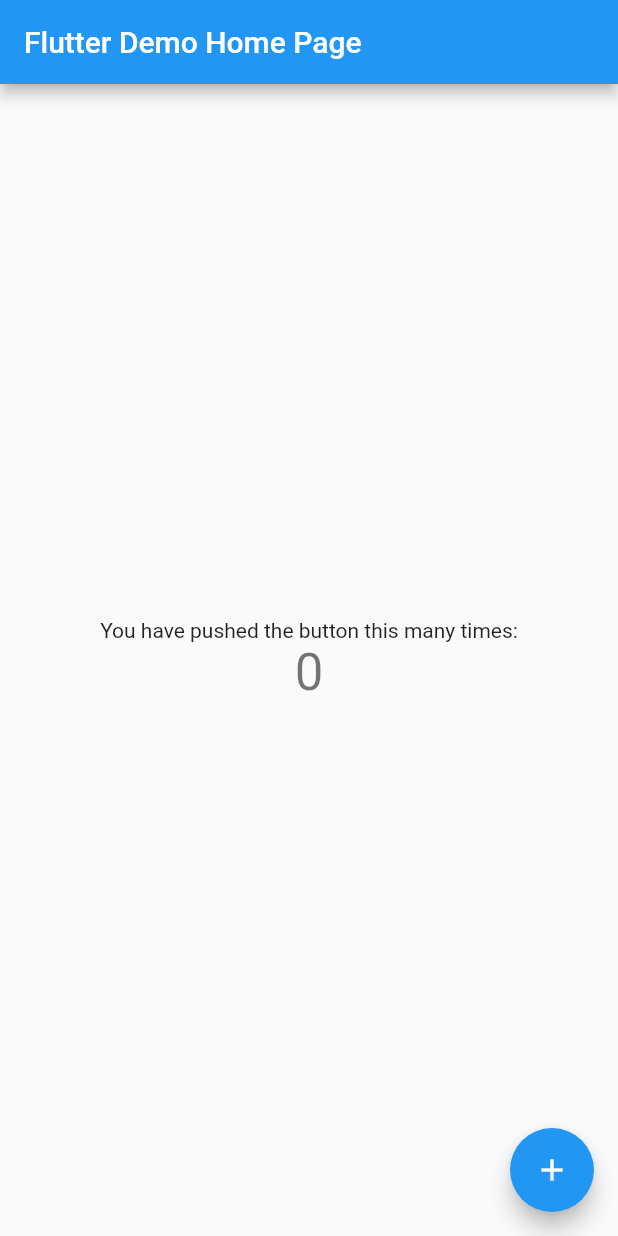
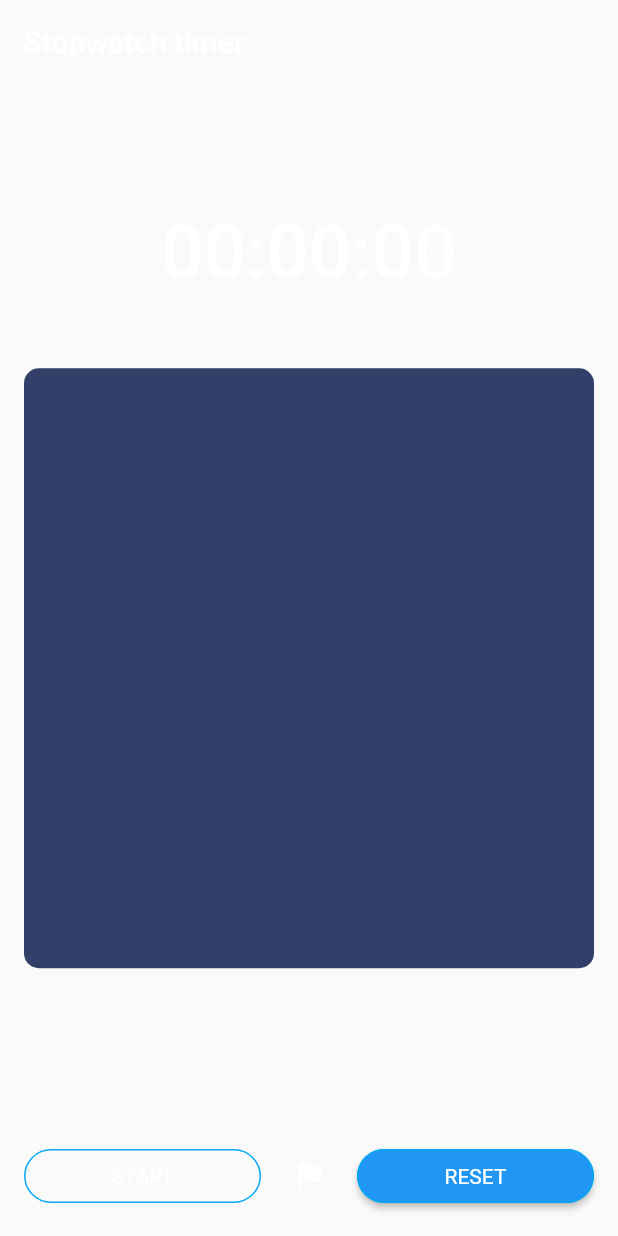
Before and after one commit to SeAliijaz/Stopwatch, a Flutter app: the screen it shows after launch, on a phone screen of 412 x 824 dp. Run offline on Flutter 3.47's test engine with Material 2 defaults, Android fonts, the phone set to English and light mode, and no system bars.

Commit message:
Stopwatch done

```diff
--- /dev/null
+++ b/lib/Screens/stop_watch_screen.dart
@@ -0,0 +1,194 @@
+import 'dart:async';
+import 'package:flutter/material.dart';
+
+class StopWatchScreen extends StatefulWidget {
+  static const String pageRoute = "";
+  const StopWatchScreen({Key? key}) : super(key: key);
+
+  @override
+  State<StopWatchScreen> createState() => _StopWatchScreenState();
+}
+
+class _StopWatchScreenState extends State<StopWatchScreen> {
+  ///variable
+  int seconds = 0, minutes = 0, hours = 0;
+  String digitSeconds = "00", digitMinutes = "00", digitHours = "00";
+  Timer? timer;
+  bool started = false;
+
+  ///for laps
+  List laps = [];
+
+  ///stop function
+  void stop() {
+    timer!.cancel();
+    setState(() {
+      started = false;
+    });
+  }
+
+  ///reset function
+  void reset() {
+    seconds = 0;
+    minutes = 0;
+    hours = 0;
+
+    digitSeconds = "00";
+    digitMinutes = "00";
+    digitHours = "00";
+
+    ///Working for now
+    stop();
+  }
+
+  ///laps
+  void addLaps() {
+    String lap = "$digitHours:$digitMinutes:$digitSeconds";
+    setState(() {
+      laps.add(lap);
+    });
+  }
+
+  ///start timer
+  void start() {
+    started = true;
+
+    timer = Timer.periodic(const Duration(seconds: 1), (timer) {
+      int localSeconds = seconds + 1;
+      int localMinutes = minutes;
+      int localHours = hours;
+
+      if (localSeconds > 59) {
+        if (localMinutes > 59) {
+          localHours++;
+          localMinutes = 0;
+        } else {
+          localMinutes++;
+          localSeconds = 0;
+        }
+      }
+      setState(() {
+        seconds = localSeconds;
+        minutes = localMinutes;
+        hours = localHours;
+        digitSeconds = (seconds >= 10) ? "$seconds" : "0$seconds";
+        digitHours = (hours >= 10) ? "$hours" : "0$hours";
+        digitMinutes = (minutes >= 10) ? "$minutes" : "0$minutes";
+      });
+    });
+  }
+
+  @override
+  Widget build(BuildContext context) {
+    return Scaffold(
+      appBar: AppBar(
+        backgroundColor: Theme.of(context).scaffoldBackgroundColor,
+        title: Text("Stopwatch timer"),
+        elevation: 0.0,
+      ),
+      body: SafeArea(
+        child: Padding(
+          padding: const EdgeInsets.all(16.0),
+          child: Column(
+            mainAxisAlignment: MainAxisAlignment.spaceBetween,
+            crossAxisAlignment: CrossAxisAlignment.center,
+            children: [
+              const SizedBox(height: 20.0),
+              Center(
+                child: Text(
+                  "$digitHours:$digitMinutes:$digitSeconds",
+                  style: const TextStyle(
+                    color: Colors.white,
+                    fontSize: 50.0,
+                    fontWeight: FontWeight.w500,
+                  ),
+                ),
+              ),
+              Center(
+                child: Container(
+                  height: 400.0,
+                  decoration: BoxDecoration(
+                    color: const Color(0xff323F68),
+                    borderRadius: BorderRadius.circular(10.0),
+                  ),
+                  child: ListView.builder(
+                    itemCount: laps.length,
+                    itemBuilder: (BuildContext context, int index) {
+                      return Padding(
+                        padding: const EdgeInsets.all(8.0),
+                        child: Row(
+                          mainAxisAlignment: MainAxisAlignment.spaceBetween,
+                          children: [
+                            Text(
+                              "Lap n' ${index + 1}",
+                              style: const TextStyle(
+                                fontSize: 17,
+                                color: Colors.white,
+                              ),
+                            ),
+                            SizedBox(height: 12.5),
+                            Text(
+                              "${laps[index]}",
+                              style: const TextStyle(
+                                fontSize: 17,
+                                color: Colors.white,
+                              ),
+                            ),
+                          ],
+                        ),
+                      );
+                    },
+                  ),
+                ),
+              ),
+              const SizedBox(height: 20.0),
+              Row(
+                children: [
+                  Expanded(
+                    child: RawMaterialButton(
+                      shape: const StadiumBorder(
+                        side: BorderSide(color: Colors.lightBlue),
+                      ),
+                      child: Text(
+                        (!started)
+                            ? "Start".toUpperCase()
+                            : "Pause".toUpperCase(),
+                        style: const TextStyle(color: Colors.white),
+                      ),
+                      onPressed: () {
+                        (!started) ? start() : stop();
+                      },
+                    ),
+                  ),
+                  const SizedBox(width: 8.0),
+                  IconButton(
+                    onPressed: () {
+                      addLaps();
+                    },
+                    icon: const Icon(Icons.flag, color: Colors.white),
+                  ),
+                  const SizedBox(width: 8.0),
+                  Expanded(
+                    child: RawMaterialButton(
+                      fillColor: Colors.blue,
+                      shape: const StadiumBorder(
+                        side: BorderSide(color: Colors.lightBlue),
+                      ),
+                      child: Text(
+                        "RESET".toUpperCase(),
+                        style: const TextStyle(color: Colors.white),
+                      ),
+                      onPressed: () {
+                        reset();
+                      },
+                    ),
+                  ),
+                ],
+              ),
+            ],
+          ),
+        ),
+      ),
+    );
+  }
+}
--- a/lib/main.dart
+++ b/lib/main.dart
@@ -1,115 +1,15 @@
 import 'package:flutter/material.dart';
+import 'package:stopwatch/Screens/stop_watch_screen.dart';
 
-void main() {
-  runApp(const MyApp());
-}
+void main() => runApp(MyApp());
 
 class MyApp extends StatelessWidget {
-  const MyApp({super.key});
-
-  // This widget is the root of your application.
   @override
   Widget build(BuildContext context) {
     return MaterialApp(
-      title: 'Flutter Demo',
-      theme: ThemeData(
-        // This is the theme of your application.
-        //
-        // Try running your application with "flutter run". You'll see the
-        // application has a blue toolbar. Then, without quitting the app, try
-        // changing the primarySwatch below to Colors.green and then invoke
-        // "hot reload" (press "r" in the console where you ran "flutter run",
-        // or simply save your changes to "hot reload" in a Flutter IDE).
-        // Notice that the counter didn't reset back to zero; the application
-        // is not restarted.
-        primarySwatch: Colors.blue,
-      ),
-      home: const MyHomePage(title: 'Flutter Demo Home Page'),
+      title: 'Stopwatch',
+      debugShowCheckedModeBanner: false,
+      home: StopWatchScreen(),
     );
   }
 }
-
-class MyHomePage extends StatefulWidget {
-  const MyHomePage({super.key, required this.title});
-
-  // This widget is the home page of your application. It is stateful, meaning
-  // that it has a State object (defined below) that contains fields that affect
-  // how it looks.
-
-  // This class is the configuration for the state. It holds the values (in this
-  // case the title) provided by the parent (in this case the App widget) and
-  // used by the build method of the State. Fields in a Widget subclass are
-  // always marked "final".
-
-  final String title;
-
-  @override
-  State<MyHomePage> createState() => _MyHomePageState();
-}
-
-class _MyHomePageState extends State<MyHomePage> {
-  int _counter = 0;
-
-  void _incrementCounter() {
-    setState(() {
-      // This call to setState tells the Flutter framework that something has
-      // changed in this State, which causes it to rerun the build method below
-      // so that the display can reflect the updated values. If we changed
-      // _counter without calling setState(), then the build method would not be
-      // called again, and so nothing would appear to happen.
-      _counter++;
-    });
-  }
-
-  @override
-  Widget build(BuildContext context) {
-    // This method is rerun every time setState is called, for instance as done
-    // by the _incrementCounter method above.
-    //
-    // The Flutter framework has been optimized to make rerunning build methods
-    // fast, so that you can just rebuild anything that needs updating rather
-    // than having to individually change instances of widgets.
-    return Scaffold(
-      appBar: AppBar(
-        // Here we take the value from the MyHomePage object that was created by
-        // the App.build method, and use it to set our appbar title.
-        title: Text(widget.title),
-      ),
-      body: Center(
-        // Center is a layout widget. It takes a single child and positions it
-        // in the middle of the parent.
-        child: Column(
-          // Column is also a layout widget. It takes a list of children and
-          // arranges them vertically. By default, it sizes itself to fit its
-          // children horizontally, and tries to be as tall as its parent.
-          //
-          // Invoke "debug painting" (press "p" in the console, choose the
-          // "Toggle Debug Paint" action from the Flutter Inspector in Android
-          // Studio, or the "Toggle Debug Paint" command in Visual Studio Code)
-          // to see the wireframe for each widget.
-          //
-          // Column has various properties to control how it sizes itself and
-          // how it positions its children. Here we use mainAxisAlignment to
-          // center the children vertically; the main axis here is the vertical
-          // axis because Columns are vertical (the cross axis would be
-          // horizontal).
-          mainAxisAlignment: MainAxisAlignment.center,
-          children: <Widget>[
-            const Text(
-              'You have pushed the button this many times:',
-            ),
-            Text(
-              '$_counter',
-              style: Theme.of(context).textTheme.headline4,
-            ),
-          ],
-        ),
-      ),
-      floatingActionButton: FloatingActionButton(
-        onPressed: _incrementCounter,
-        tooltip: 'Increment',
-        child: const Icon(Icons.add),
-      ), // This trailing comma makes auto-formatting nicer for build methods.
-    );
-  }
-}
```
